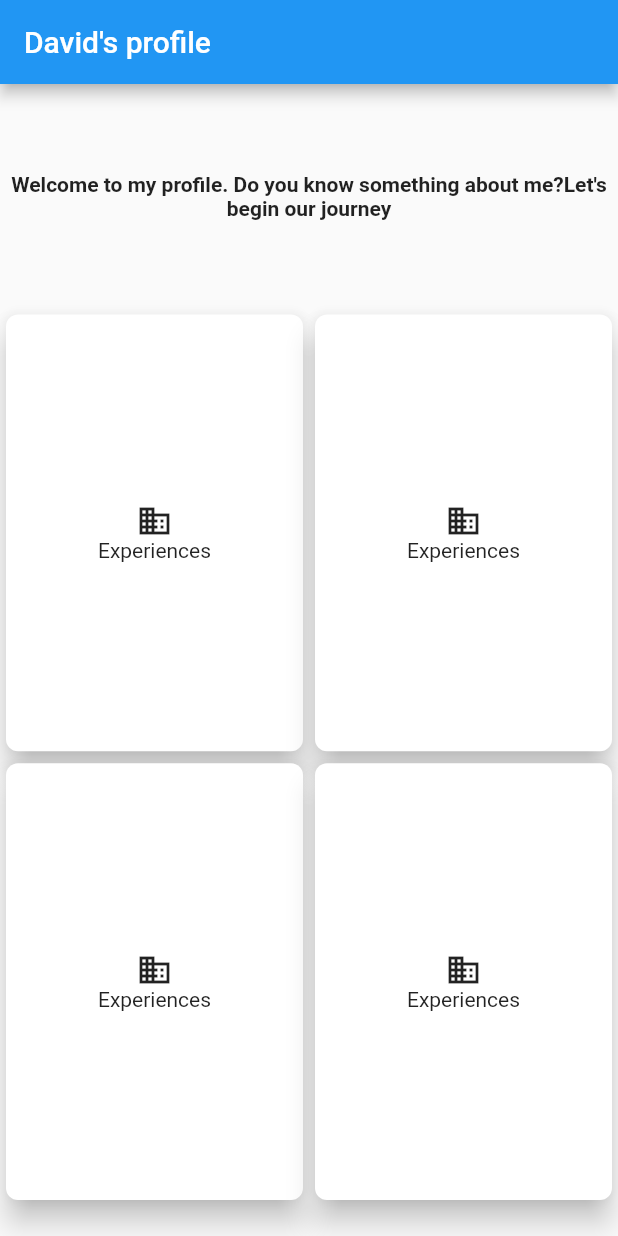
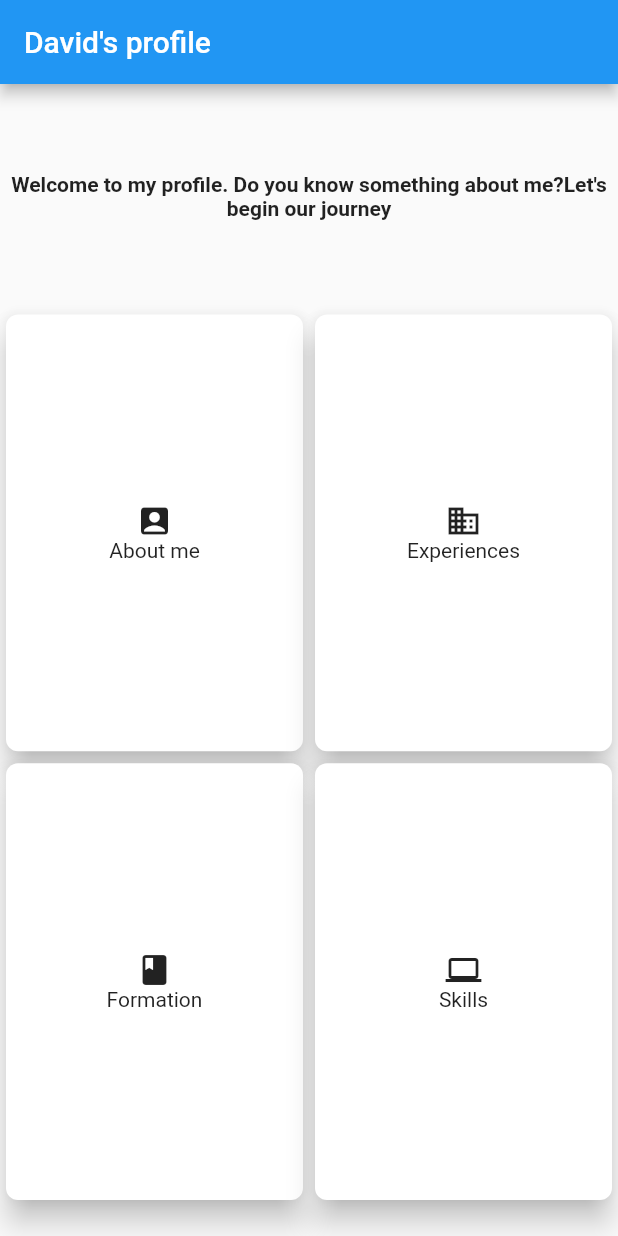
Before and after one commit to cminhtruong/resume, a Flutter app: the screen it shows after launch, on a phone screen of 412 x 824 dp. Run offline on Flutter 3.47's test engine with Material 2 defaults, Android fonts, the phone set to English and light mode, and no system bars.

Commit message:
add 4 cards About me, Experiences, Formation and Skills

```diff
--- a/lib/main.dart
+++ b/lib/main.dart
@@ -82,9 +82,9 @@ class _MyHomePageState extends State<MyHomePage> {
                             mainAxisAlignment: MainAxisAlignment.center,
                             children: [
                               Icon(
-                                Icons.business,
+                                Icons.account_box,
                               ),
-                              Text('Experiences')
+                              Text('About me')
                             ]),
                       ),
                     ),
@@ -130,9 +130,9 @@ class _MyHomePageState extends State<MyHomePage> {
                               mainAxisAlignment: MainAxisAlignment.center,
                               children: [
                                 Icon(
-                                  Icons.business,
+                                  Icons.book,
                                 ),
-                                Text('Experiences')
+                                Text('Formation')
                               ]),
                         ),
                       ),
@@ -150,9 +150,9 @@ class _MyHomePageState extends State<MyHomePage> {
                               mainAxisAlignment: MainAxisAlignment.center,
                               children: [
                                 Icon(
-                                  Icons.business,
+                                  Icons.computer,
                                 ),
-                                Text('Experiences')
+                                Text('Skills')
                               ]),
                         ),
                       ),
```
